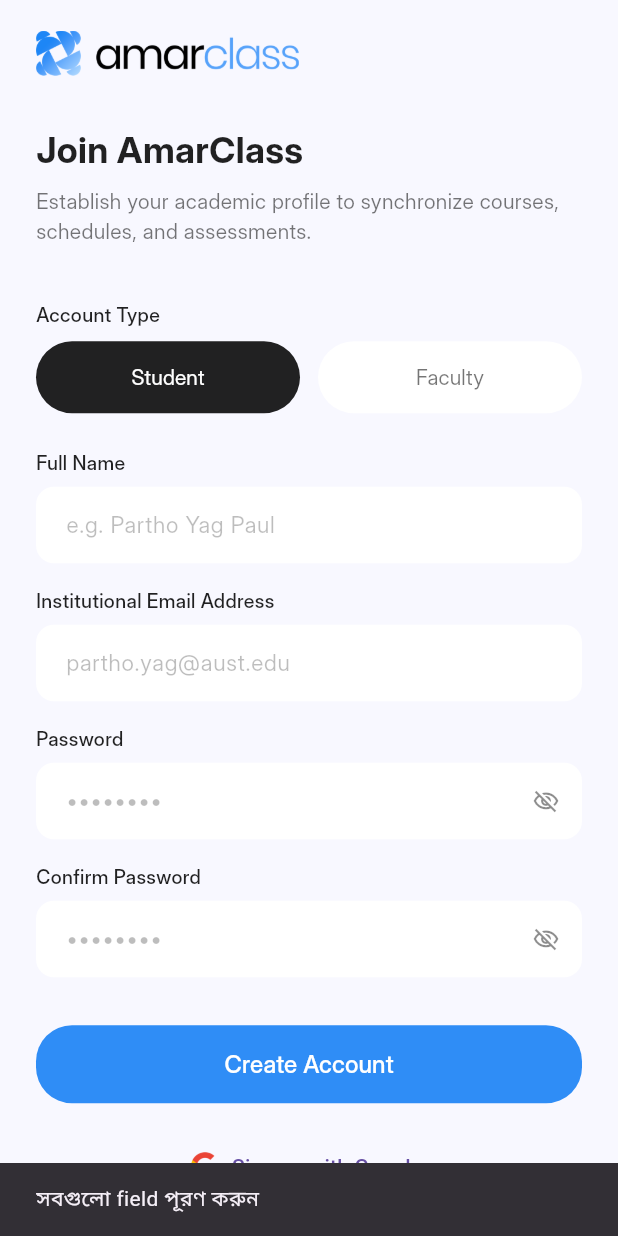
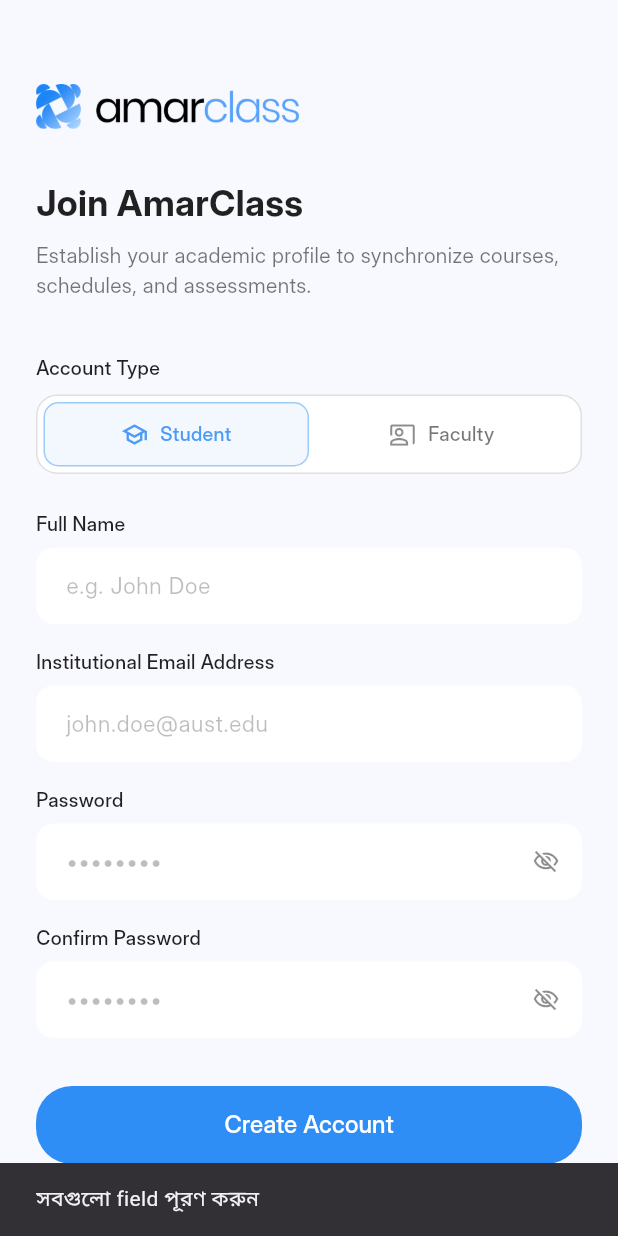
Before and after one commit to rif-x43/AmarClass, a Flutter app: the SignUpScreen screen opened directly, after a tap on "Create Account", on a phone screen of 412 x 824 dp. Run offline on Flutter 3.47's test engine with Material 3 defaults, Android fonts, the phone set to English and light mode, and no system bars; our stand-ins replace cloud_firestore, firebase_auth, firebase_core, shared_preferences, table_calendar; accounts and stored records are empty; Roboto replaces fonts that are missing (Inter Display).

Commit message:
Update sign_up_screen.dart

```diff
--- a/lib/pages/sign_up_screen.dart
+++ b/lib/pages/sign_up_screen.dart
@@ -5,37 +5,92 @@
 import 'dashboard_screen.dart';
 import 'user_role.dart';
 
-class _RoleButton extends StatelessWidget {
-  const _RoleButton({
-    required this.title,
+class _RoleSelector extends StatelessWidget {
+  const _RoleSelector({required this.selectedRole, required this.onChanged});
+
+  final UserRole selectedRole;
+  final ValueChanged<UserRole> onChanged;
+
+  @override
+  Widget build(BuildContext context) {
+    return Container(
+      padding: const EdgeInsets.all(4),
+      decoration: BoxDecoration(
+        color: Colors.white,
+        border: Border.all(color: Colors.black12),
+        borderRadius: BorderRadius.circular(14),
+      ),
+      child: Row(
+        children: [
+          _RoleOption(
+            label: 'Student',
+            icon: Icons.school_outlined,
+            selected: selectedRole == UserRole.student,
+            onTap: () => onChanged(UserRole.student),
+          ),
+          _RoleOption(
+            label: 'Faculty',
+            icon: Icons.co_present_outlined,
+            selected: selectedRole == UserRole.faculty,
+            onTap: () => onChanged(UserRole.faculty),
+          ),
+        ],
+      ),
+    );
+  }
+}
+
+class _RoleOption extends StatelessWidget {
+  const _RoleOption({
+    required this.label,
+    required this.icon,
     required this.selected,
-    required this.onPressed,
+    required this.onTap,
   });
 
-  final String title;
+  final String label;
+  final IconData icon;
   final bool selected;
-  final VoidCallback onPressed;
+  final VoidCallback onTap;
 
   @override
   Widget build(BuildContext context) {
     return Expanded(
-      child: TextButton(
-        style: TextButton.styleFrom(
-          backgroundColor: selected ? Colors.black87 : Colors.white,
-          splashFactory: NoSplash.splashFactory,
-          padding: const EdgeInsets.symmetric(vertical: 14),
-          shape: RoundedRectangleBorder(
-            borderRadius: BorderRadius.circular(24),
-          ),
-        ),
-        onPressed: onPressed,
-        child: Text(
-          title,
-          style: TextStyle(
-            fontFamily: 'Inter Display',
-            fontSize: 14,
-            fontWeight: FontWeight.normal,
-            color: selected ? Colors.white : Colors.black54,
+      child: Material(
+        color: Colors.transparent,
+        child: InkWell(
+          borderRadius: BorderRadius.circular(10),
+          onTap: onTap,
+          child: AnimatedContainer(
+            duration: const Duration(milliseconds: 180),
+            padding: const EdgeInsets.symmetric(vertical: 11),
+            decoration: BoxDecoration(
+              color: selected ? const Color(0xFFF3F8FF) : Colors.transparent,
+              border: selected
+                  ? Border.all(color: const Color(0xFF9CCBFA), width: 1)
+                  : null,
+              borderRadius: BorderRadius.circular(10),
+            ),
+            child: Row(
+              mainAxisAlignment: MainAxisAlignment.center,
+              children: [
+                Icon(
+                  icon,
+                  size: 18,
+                  color: selected ? const Color(0xFF4D9BF5) : Colors.black45,
+                ),
+                const SizedBox(width: 8),
+                Text(
+                  label,
+                  style: TextStyle(
+                    fontFamily: 'Inter Display',
+                    fontSize: 13,
+                    fontWeight: FontWeight.w500,
+                    color: selected ? const Color(0xFF4D9BF5) : Colors.black54,
+                  ),
+                ),
+              ],
+            ),
           ),
         ),
       ),
@@ -65,7 +120,7 @@
     bool obscureText = false,
     TextInputType keyboardType = TextInputType.text,
     Widget? suffixIcon,
-    TextEditingController? controller,
+    required TextEditingController controller,
   }) {
     return Column(
       crossAxisAlignment: CrossAxisAlignment.start,
@@ -80,7 +135,7 @@
           ),
         ),
         const SizedBox(height: 6),
-        TextFormField(
+        TextField(
           controller: controller,
           keyboardType: keyboardType,
           obscureText: obscureText,
@@ -115,21 +170,38 @@
 
   void _showMessage(String message) {
     if (!mounted) return;
-    ScaffoldMessenger.of(context).showSnackBar(
-      SnackBar(content: Text(message)),
-    );
+    ScaffoldMessenger.of(context)
+        .showSnackBar(SnackBar(content: Text(message)));
+  }
+
+  UserRole? _roleFromValue(Object? value) {
+    switch (value) {
+      case 'student':
+        return UserRole.student;
+      case 'faculty':
+        return UserRole.faculty;
+      default:
+        return null;
+    }
+  }
+
+  @override
+  void dispose() {
+    _nameController.dispose();
+    _emailController.dispose();
+    _passwordController.dispose();
+    _confirmPasswordController.dispose();
+    super.dispose();
   }
 
   @override
   Widget build(BuildContext context) {
     return Scaffold(
       backgroundColor: const Color(0xFFF8F8FF),
-      resizeToAvoidBottomInset: false,
       body: SafeArea(
-        child: Padding(
-          padding: const EdgeInsets.symmetric(horizontal: 24.0),
+        child: SingleChildScrollView(
+          padding: const EdgeInsets.fromLTRB(24, 56, 24, 32),
           child: Column(
-            mainAxisAlignment: MainAxisAlignment.center,
             crossAxisAlignment: CrossAxisAlignment.start,
             children: [
               const Image(
@@ -166,35 +238,20 @@
                 ),
               ),
               const SizedBox(height: 8),
-              Row(
-                children: [
-                  _RoleButton(
-                    title: 'Student',
-                    selected: _selectedRole == UserRole.student,
-                    onPressed: () {
-                      setState(() => _selectedRole = UserRole.student);
-                    },
-                  ),
-                  const SizedBox(width: 12),
-                  _RoleButton(
-                    title: 'Faculty',
-                    selected: _selectedRole == UserRole.faculty,
-                    onPressed: () {
-                      setState(() => _selectedRole = UserRole.faculty);
-                    },
-                  ),
-                ],
+              _RoleSelector(
+                selectedRole: _selectedRole,
+                onChanged: (role) => setState(() => _selectedRole = role),
               ),
               const SizedBox(height: 24),
               _signUpField(
                 label: 'Full Name',
-                hint: 'e.g. Partho Yag Paul',
+                hint: 'e.g. John Doe',
                 controller: _nameController,
               ),
               const SizedBox(height: 16),
               _signUpField(
                 label: 'Institutional Email Address',
-                hint: 'partho.yag@aust.edu',
+                hint: 'john.doe@aust.edu',
                 keyboardType: TextInputType.emailAddress,
                 controller: _emailController,
               ),
@@ -214,11 +271,8 @@
                     color: Colors.black45,
                     size: 18,
                   ),
-                  onPressed: () {
-                    setState(() {
-                      _obscurePassword = !_obscurePassword;
-                    });
-                  },
+                  onPressed: () =>
+                      setState(() => _obscurePassword = !_obscurePassword),
                 ),
               ),
               const SizedBox(height: 16),
@@ -237,11 +291,9 @@
                     color: Colors.black45,
                     size: 18,
                   ),
-                  onPressed: () {
-                    setState(() {
-                      _obscureConfirmPassword = !_obscureConfirmPassword;
-                    });
-                  },
+                  onPressed: () => setState(
+                    () => _obscureConfirmPassword = !_obscureConfirmPassword,
+                  ),
                 ),
               ),
               const SizedBox(height: 32),
@@ -279,38 +331,31 @@
                   label: const Text('Sign up with Google'),
                 ),
               ),
-              //const SizedBox(height: 24),
-              // Row(
-              //   mainAxisAlignment: MainAxisAlignment.center,
-              //   children: [
-              //     const Text(
-              //       'Already have an account?',
-              //       style: TextStyle(
-              //         color: Colors.black54,
-              //         fontFamily: 'Inter Display',
-              //         fontSize: 13,
-              //       ),
-              //     ),
-                  // TextButton(
-                  //   style: TextButton.styleFrom(
-                  //     splashFactory: NoSplash.splashFactory,
-                  //     padding: const EdgeInsets.symmetric(horizontal: 4.0),
-                  //     minimumSize: Size.zero,
-                  //     tapTargetSize: MaterialTapTargetSize.shrinkWrap,
-                  //   ),
-                  //   onPressed: () => Navigator.pop(context),
-                  //   child: const Text(
-                  //     'Sign In',
-                  //     style: TextStyle(
-                  //       color: Color(0xFF2F8DF6),
-                  //       fontFamily: 'Inter Display',
-                  //       fontSize: 13,
-                  //       fontWeight: FontWeight.normal,
-                  //     ),
-                  //   ),
-                  // ),
-                //],
-              //),
+              const SizedBox(height: 20),
+              Row(
+                mainAxisAlignment: MainAxisAlignment.center,
+                children: [
+                  const Text(
+                    'Already have an account?',
+                    style: TextStyle(
+                      color: Colors.black54,
+                      fontFamily: 'Inter Display',
+                      fontSize: 13,
+                    ),
+                  ),
+                  TextButton(
+                    onPressed: () => Navigator.pop(context),
+                    child: const Text(
+                      'Sign In',
+                      style: TextStyle(
+                        color: Color(0xFF2F8DF6),
+                        fontFamily: 'Inter Display',
+                        fontSize: 13,
+                      ),
+                    ),
+                  ),
+                ],
+              ),
             ],
           ),
         ),
@@ -327,35 +372,39 @@
 
       if (user == null) return;
 
-      final userRef = FirebaseFirestore.instance.collection('users').doc(user.uid);
+      final userRef = FirebaseFirestore.instance
+          .collection('users')
+          .doc(user.uid);
       final userDoc = await userRef.get();
 
       if (!userDoc.exists) {
         await userRef.set({
           'name': user.displayName ?? '',
           'email': user.email ?? '',
-          'role': _selectedRole == UserRole.faculty ? 'faculty' : 'student',
+          'role': _selectedRole.name,
           'createdAt': FieldValue.serverTimestamp(),
         });
+      }
+
+      final role = userDoc.exists
+          ? _roleFromValue(userDoc.data()?['role'])
+          : _selectedRole;
+
+      if (role == null) {
+        _showMessage('User role not found');
+        return;
       }
 
       if (!mounted) return;
 
       Navigator.pushReplacement(
         context,
-        MaterialPageRoute(
-          builder: (_) => DashboardScreen(role: _selectedRole),
-        ),
+        MaterialPageRoute(builder: (_) => DashboardScreen(role: role)),
       );
     } on FirebaseAuthException catch (error) {
-      debugPrint('Google signup failed: ${error.code}');
-      if (!mounted) return;
-
-      ScaffoldMessenger.of(context).showSnackBar(
-        SnackBar(
-          content: Text('Signup failed: ${error.message ?? error.code}'),
-        ),
-      );
+      _showMessage(error.message ?? 'Google signup failed');
+    } on FirebaseException catch (error) {
+      _showMessage(error.message ?? 'Firestore error');
     }
   }
 
@@ -380,27 +429,17 @@
 
     try {
       final credential = await FirebaseAuth.instance
-          .createUserWithEmailAndPassword(
-        email: email,
-        password: password,
-      );
+          .createUserWithEmailAndPassword(email: email, password: password);
 
       final user = credential.user;
       if (user == null) return;
 
       await user.updateDisplayName(name);
 
-      final role = _selectedRole == UserRole.faculty
-          ? 'faculty'
-          : 'student';
-
-      await FirebaseFirestore.instance
-          .collection('users')
-          .doc(user.uid)
-          .set({
+      await FirebaseFirestore.instance.collection('users').doc(user.uid).set({
         'name': name,
         'email': email,
-        'role': role,
+        'role': _selectedRole.name,
         'createdAt': FieldValue.serverTimestamp(),
       });
 
@@ -408,9 +447,7 @@
 
       Navigator.pushReplacement(
         context,
-        MaterialPageRoute(
-          builder: (_) => DashboardScreen(role: _selectedRole),
-        ),
+        MaterialPageRoute(builder: (_) => DashboardScreen(role: _selectedRole)),
       );
     } on FirebaseAuthException catch (error) {
       _showMessage(error.message ?? error.code);
```
